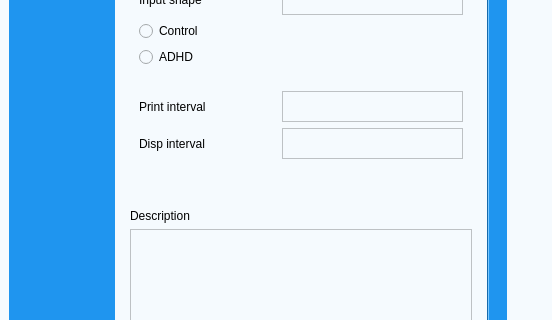
Qt form UI/aUI_projekt_GAN.ui (matimusial/ADHDPredictorApp) before a commit; both pictures show x 0 to 552 and y 222 to 542 of the 1280 by 760 pixel window.
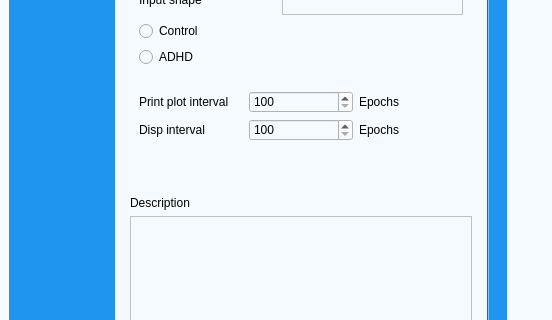
The same form after that commit. Icons and pictures are not drawn.

Patch:
```diff
--- a/UI/aUI_projekt_GAN.ui
+++ b/UI/aUI_projekt_GAN.ui
@@ -332,23 +332,24 @@
                   <item>
                    <widget class="QLabel" name="print_interval">
                     <property name="text">
-                     <string>Print interval</string>
+                     <string>Print plot interval</string>
                     </property>
                    </widget>
                   </item>
                   <item>
-                   <widget class="QTextEdit" name="textEdit_print_interval">
-                    <property name="minimumSize">
-                     <size>
-                      <width>181</width>
-                      <height>31</height>
-                     </size>
+                   <widget class="QSpinBox" name="textEdit_print_interval">
+                    <property name="minimum">
+                     <number>100</number>
                     </property>
-                    <property name="maximumSize">
-                     <size>
-                      <width>181</width>
-                      <height>31</height>
-                     </size>
+                    <property name="maximum">
+                     <number>100000</number>
+                    </property>
+                   </widget>
+                  </item>
+                  <item>
+                   <widget class="QLabel" name="epochs_print">
+                    <property name="text">
+                     <string>Epochs</string>
                     </property>
                    </widget>
                   </item>
@@ -364,18 +365,19 @@
                    </widget>
                   </item>
                   <item>
-                   <widget class="QTextEdit" name="textEdit_disp_interval">
-                    <property name="minimumSize">
-                     <size>
-                      <width>181</width>
-                      <height>31</height>
-                     </size>
+                   <widget class="QSpinBox" name="textEdit_disp_interval">
+                    <property name="minimum">
+                     <number>100</number>
                     </property>
-                    <property name="maximumSize">
-                     <size>
-                      <width>181</width>
-                      <height>31</height>
-                     </size>
+                    <property name="maximum">
+                     <number>100000</number>
+                    </property>
+                   </widget>
+                  </item>
+                  <item>
+                   <widget class="QLabel" name="epochs_disp">
+                    <property name="text">
+                     <string>Epochs</string>
                     </property>
                    </widget>
                   </item>
```
